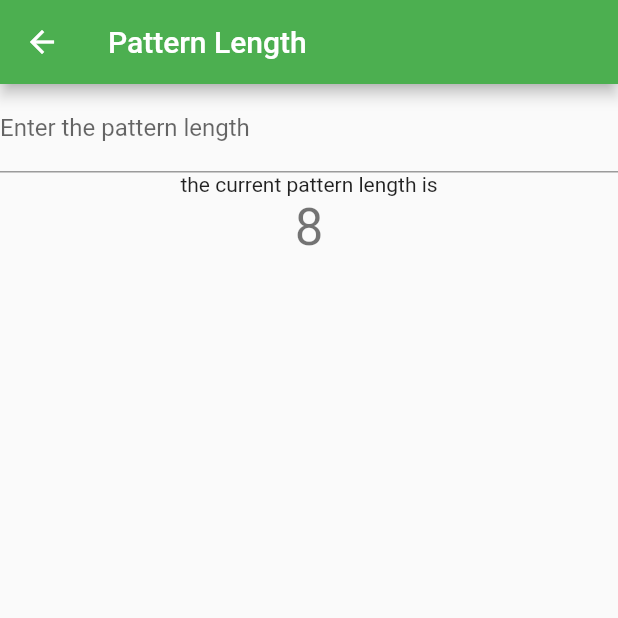
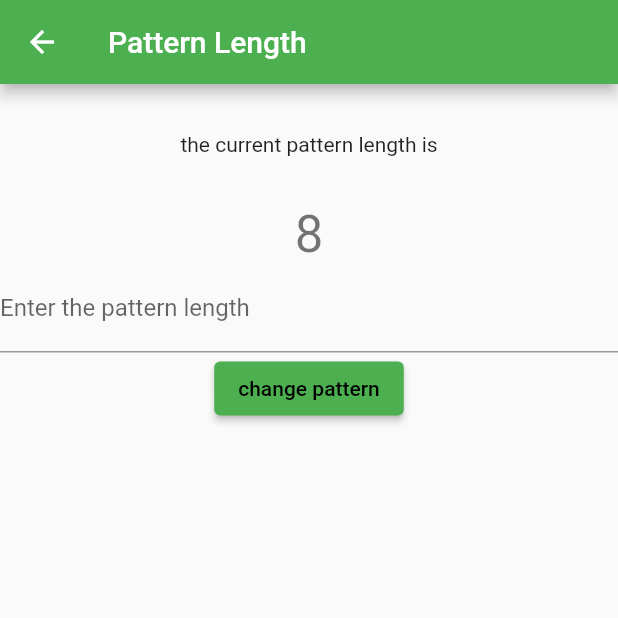
Before and after one commit to tinyPlantBlobb/knitting-help-flutter, a Flutter app: the PatternScreen screen opened directly, on a phone screen of 412 x 824 dp, the top half of it. Run offline on Flutter 3.47's test engine with Material 2 defaults, Android fonts, the phone set to English and light mode, and no system bars; our stand-ins replace flutter_blue.

Commit message:
changed handling of the pattern length between screens

```diff
--- a/lib/main.dart
+++ b/lib/main.dart
@@ -61,6 +61,7 @@ class _StartPageState extends State<StartPage> {
         MaterialPageRoute(builder: (context) => PatternScreen(),));
     setState(() {
       _patternLength = newpattern;
+      _counter =  1;
     });
   }
   @override
@@ -225,7 +226,7 @@ class PatternScreen extends StatefulWidget{
 
 class _PatternScreenState extends State<PatternScreen> {
   int _patternLength = 8;
-  final patternController = TextEditingController();
+  TextEditingController patternController = TextEditingController();
 
 //input
   void onTextInput(String newInput) {
@@ -234,6 +235,7 @@ class _PatternScreenState extends State<PatternScreen> {
     });
     Navigator.pop(context, _patternLength);
   }
+
   @override
   void dispose() {
     // Clean up the controller when the widget is disposed.
@@ -241,7 +243,16 @@ class _PatternScreenState extends State<PatternScreen> {
     super.dispose();
   }
 
-
+  void _sendDataBack(BuildContext context) {
+    String textToSendBack = patternController.text;
+    var string = int.tryParse(textToSendBack);
+    if ( string != null){
+      setState(() {
+        _patternLength = int.parse(textToSendBack);
+      });
+    }
+    Navigator.pop(context, _patternLength);
+  }
 
   @override
   Widget build(BuildContext context) {
@@ -253,36 +264,38 @@ class _PatternScreenState extends State<PatternScreen> {
       ),
       body: Column(
           children: <Widget>[
-            UserInput(onTextInput: onTextInput),
-              const Text('the current pattern length is'),
+            Padding(
+              padding: const EdgeInsets.all(32.0),
+            child: const Text('the current pattern length is'),
+            ),
+
 
               Text(
                 '$_patternLength',
                 style: Theme.of(context).textTheme.headline4,
               ),
+              TextField(
+              onSubmitted: onTextInput,
+              controller: patternController,
+              decoration: const InputDecoration(labelText: "Enter the pattern length"),
+                keyboardType: TextInputType.number,
+                inputFormatters: <TextInputFormatter>[
+                  FilteringTextInputFormatter.allow(RegExp(r'[0-9]')),
+                  FilteringTextInputFormatter.digitsOnly
+                ],
+              ),
+            ElevatedButton(
+                child: const Text('change pattern',
+                  style: TextStyle(color: Colors.black),
+                ),
+                onPressed: (){ _sendDataBack(context);}
+
+            ),
           ],
+
       ),
+
+
     );
   }
 }
- class UserInput extends StatelessWidget {
-   const UserInput({Key? key, required this.onTextInput}) : super(key: key);
-   final void Function(String) onTextInput;
-
-  @override
-  Widget build(BuildContext context) {
-    return TextField(
-      onChanged: onTextInput,
-      decoration: const InputDecoration(labelText: "Enter the pattern length"),
-      keyboardType: TextInputType.number,
-      inputFormatters: <TextInputFormatter>[
-        FilteringTextInputFormatter.allow(RegExp(r'[0-9]')),
-        FilteringTextInputFormatter.digitsOnly
-      ],
-
-    );
-  }
-
-
-
-}
```
